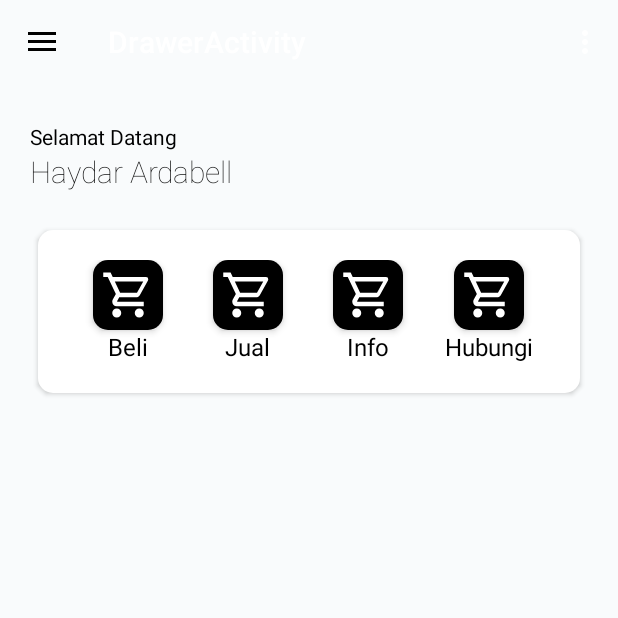
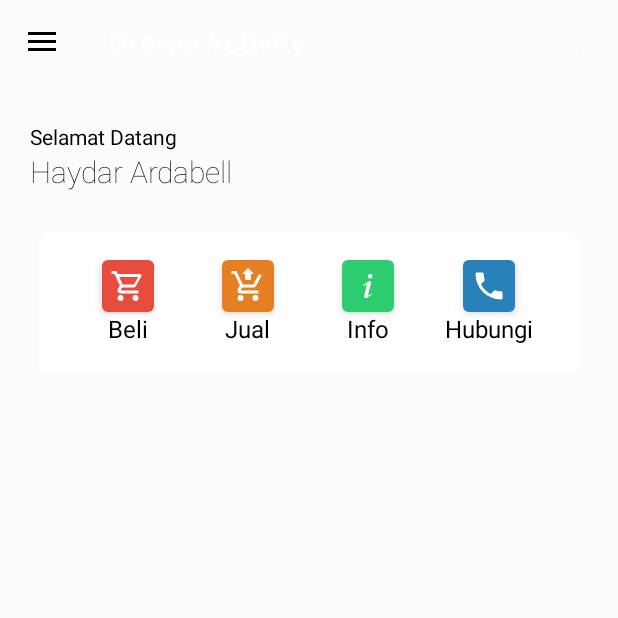
Before and after one commit to Chillrend/equote, an Android app: the screen it shows after launch (DrawerActivity), on a phone screen of 412 x 824 dp, the top half of it. Run offline under Robolectric (Android 15) with nearby library versions, the phone set to English and light mode, and no system bars.

Commit message:
icon fixing

```diff
--- /dev/null
+++ b/app/src/main/res/drawable/button_background.xml
@@ -0,0 +1,9 @@
+<?xml version="1.0" encoding="utf-8"?>
+<shape xmlns:android="http://schemas.android.com/apk/res/android">
+    <solid android:color="#e74c3c" />
+    <corners
+        android:bottomLeftRadius="4dp"
+        android:bottomRightRadius="4dp"
+        android:topLeftRadius="4dp"
+        android:topRightRadius="4dp" />
+</shape>
--- /dev/null
+++ b/app/src/main/res/drawable/button_backgroundhub.xml
@@ -0,0 +1,9 @@
+<?xml version="1.0" encoding="utf-8"?>
+<shape xmlns:android="http://schemas.android.com/apk/res/android">
+    <solid android:color="#2881b9" />
+    <corners
+        android:bottomLeftRadius="4dp"
+        android:bottomRightRadius="4dp"
+        android:topLeftRadius="4dp"
+        android:topRightRadius="4dp" />
+</shape>
--- /dev/null
+++ b/app/src/main/res/drawable/button_backgroundinfo.xml
@@ -0,0 +1,9 @@
+<?xml version="1.0" encoding="utf-8"?>
+<shape xmlns:android="http://schemas.android.com/apk/res/android">
+    <solid android:color="#2ecd70" />
+    <corners
+        android:bottomLeftRadius="4dp"
+        android:bottomRightRadius="4dp"
+        android:topLeftRadius="4dp"
+        android:topRightRadius="4dp" />
+</shape>
--- /dev/null
+++ b/app/src/main/res/drawable/button_backgroundjual.xml
@@ -0,0 +1,9 @@
+<?xml version="1.0" encoding="utf-8"?>
+<shape xmlns:android="http://schemas.android.com/apk/res/android">
+    <solid android:color="#e67e22" />
+    <corners
+        android:bottomLeftRadius="4dp"
+        android:bottomRightRadius="4dp"
+        android:topLeftRadius="4dp"
+        android:topRightRadius="4dp" />
+</shape>
--- /dev/null
+++ b/app/src/main/res/drawable/ic_cart_arrow_up.xml
@@ -0,0 +1,9 @@
+<vector xmlns:android="http://schemas.android.com/apk/res/android"
+    android:width="24dp"
+    android:height="24dp"
+    android:viewportWidth="24"
+    android:viewportHeight="24">
+  <path
+      android:fillColor="#ffffff"
+      android:pathData="M12,0L8,4H10V8H14V4H16M1,2V4H3L6.6,11.59L5.25,14.04C5.09,14.32 5,14.65 5,15A2,2 0,0 0,7 17H19V15H7.42C7.29,15 7.17,14.89 7.17,14.75L7.2,14.63L8.1,13H15.55C16.3,13 16.96,12.59 17.3,11.97L21.16,4.96L19.42,4H19.41L18.31,6L15.55,11H8.53L8.4,10.73L6.16,6L5.21,4L4.27,2M7,18A2,2 0,0 0,5 20A2,2 0,0 0,7 22A2,2 0,0 0,9 20A2,2 0,0 0,7 18M17,18A2,2 0,0 0,15 20A2,2 0,0 0,17 22A2,2 0,0 0,19 20A2,2 0,0 0,17 18Z"/>
+</vector>
--- a/app/src/main/res/drawable/ic_cart_outline.xml
+++ b/app/src/main/res/drawable/ic_cart_outline.xml
@@ -1,9 +1,9 @@
 <vector xmlns:android="http://schemas.android.com/apk/res/android"
-    android:width="36dp"
-    android:height="36dp"
+    android:width="24dp"
+    android:height="24dp"
     android:viewportWidth="24"
     android:viewportHeight="24">
   <path
-      android:fillColor="#FFF"
+      android:fillColor="#ffffff"
       android:pathData="M17,18A2,2 0,0 1,19 20A2,2 0,0 1,17 22C15.89,22 15,21.1 15,20C15,18.89 15.89,18 17,18M1,2H4.27L5.21,4H20A1,1 0,0 1,21 5C21,5.17 20.95,5.34 20.88,5.5L17.3,11.97C16.96,12.58 16.3,13 15.55,13H8.1L7.2,14.63L7.17,14.75A0.25,0.25 0,0 0,7.42 15H19V17H7C5.89,17 5,16.1 5,15C5,14.65 5.09,14.32 5.24,14.04L6.6,11.59L3,4H1V2M7,18A2,2 0,0 1,9 20A2,2 0,0 1,7 22C5.89,22 5,21.1 5,20C5,18.89 5.89,18 7,18M16,11L18.78,6H6.14L8.5,11H16Z"/>
 </vector>
--- /dev/null
+++ b/app/src/main/res/drawable/ic_information_variant.xml
@@ -0,0 +1,9 @@
+<vector xmlns:android="http://schemas.android.com/apk/res/android"
+    android:width="24dp"
+    android:height="24dp"
+    android:viewportWidth="24"
+    android:viewportHeight="24">
+  <path
+      android:fillColor="#ffffff"
+      android:pathData="M13.5,4A1.5,1.5 0,0 0,12 5.5A1.5,1.5 0,0 0,13.5 7A1.5,1.5 0,0 0,15 5.5A1.5,1.5 0,0 0,13.5 4M13.14,8.77C11.95,8.87 8.7,11.46 8.7,11.46C8.5,11.61 8.56,11.6 8.72,11.88C8.88,12.15 8.86,12.17 9.05,12.04C9.25,11.91 9.58,11.7 10.13,11.36C12.25,10 10.47,13.14 9.56,18.43C9.2,21.05 11.56,19.7 12.17,19.3C12.77,18.91 14.38,17.8 14.54,17.69C14.76,17.54 14.6,17.42 14.43,17.17C14.31,17 14.19,17.12 14.19,17.12C13.54,17.55 12.35,18.45 12.19,17.88C12,17.31 13.22,13.4 13.89,10.71C14,10.07 14.3,8.67 13.14,8.77Z"/>
+</vector>
--- a/app/src/main/res/drawable/ic_phone.xml
+++ b/app/src/main/res/drawable/ic_phone.xml
@@ -1,7 +1,9 @@
 <vector xmlns:android="http://schemas.android.com/apk/res/android"
-    android:height="24dp" android:viewportHeight="544.3"
-    android:viewportWidth="533.5" android:width="24dp">
+    android:width="24dp"
+    android:height="24dp"
+    android:viewportWidth="24"
+    android:viewportHeight="24">
   <path
-      android:fillColor="#FF000000"
-      android:pathData="M353.188,252.052c-23.51,0 -46.594,-3.677 -68.469,-10.906c-10.719,-3.656 -23.896,-0.302 -30.438,6.417l-43.177,32.594c-50.073,-26.729 -80.917,-57.563 -107.281,-107.26l31.635,-42.052c8.219,-8.208 11.167,-20.198 7.635,-31.448c-7.26,-21.99 -10.948,-45.063 -10.948,-68.583C132.146,13.823 118.323,0 101.333,0H30.813C13.823,0 0,13.823 0,30.813C0,225.563 158.438,384 353.188,384c16.99,0 30.813,-13.823 30.813,-30.813v-70.323C384,265.875 370.177,252.052 353.188,252.052z"/>
+      android:fillColor="#ffffff"
+      android:pathData="M6.62,10.79C8.06,13.62 10.38,15.94 13.21,17.38L15.41,15.18C15.69,14.9 16.08,14.82 16.43,14.93C17.55,15.3 18.75,15.5 20,15.5A1,1 0,0 1,21 16.5V20A1,1 0,0 1,20 21A17,17 0,0 1,3 4A1,1 0,0 1,4 3H7.5A1,1 0,0 1,8.5 4C8.5,5.25 8.7,6.45 9.07,7.57C9.18,7.92 9.1,8.31 8.82,8.59L6.62,10.79Z"/>
 </vector>
--- a/app/src/main/res/layout/fragment_main.xml
+++ b/app/src/main/res/layout/fragment_main.xml
@@ -52,9 +52,11 @@
                     android:layout_width="wrap_content"
                     android:layout_height="wrap_content"
                     android:padding="@dimen/spacing_small"
-                    app:srcCompat="@drawable/ic_cart_outline"
                     android:elevation="3dp"
-                    android:background="@drawable/background_mainmenu_imgbtn"/>
+                    android:background="@drawable/button_background"
+                    android:src="@drawable/ic_cart_outline"
+
+                />
             <TextView
                     android:layout_width="wrap_content"
                     android:layout_height="wrap_content"
@@ -74,9 +76,9 @@
                 android:layout_width="wrap_content"
                 android:layout_height="wrap_content"
                 android:padding="@dimen/spacing_small"
-                    app:srcCompat="@drawable/ic_cart_outline"
                 android:elevation="3dp"
-                    android:background="@drawable/background_mainmenu_imgbtn"/>
+                android:background="@drawable/button_backgroundjual"
+                android:src="@drawable/ic_cart_arrow_up"/>
             <TextView
                     android:layout_width="wrap_content"
                     android:layout_height="wrap_content"
@@ -96,9 +98,9 @@
                 android:layout_width="wrap_content"
                 android:layout_height="wrap_content"
                 android:padding="@dimen/spacing_small"
-                    app:srcCompat="@drawable/ic_cart_outline"
                 android:elevation="3dp"
-                    android:background="@drawable/background_mainmenu_imgbtn"/>
+                android:background="@drawable/button_backgroundinfo"
+                android:src="@drawable/ic_information_variant"/>
             <TextView
                     android:layout_width="wrap_content"
                     android:layout_height="wrap_content"
@@ -118,9 +120,9 @@
                 android:layout_width="wrap_content"
                 android:layout_height="wrap_content"
                 android:padding="@dimen/spacing_small"
-                    app:srcCompat="@drawable/ic_cart_outline"
                 android:elevation="3dp"
-                    android:background="@drawable/background_mainmenu_imgbtn"/>
+                android:background="@drawable/button_backgroundhub"
+                android:src="@drawable/ic_phone"/>
             <TextView
                     android:layout_width="wrap_content"
                     android:layout_height="wrap_content"
```
Lines whose indentation alone changed are shown as unchanged.
